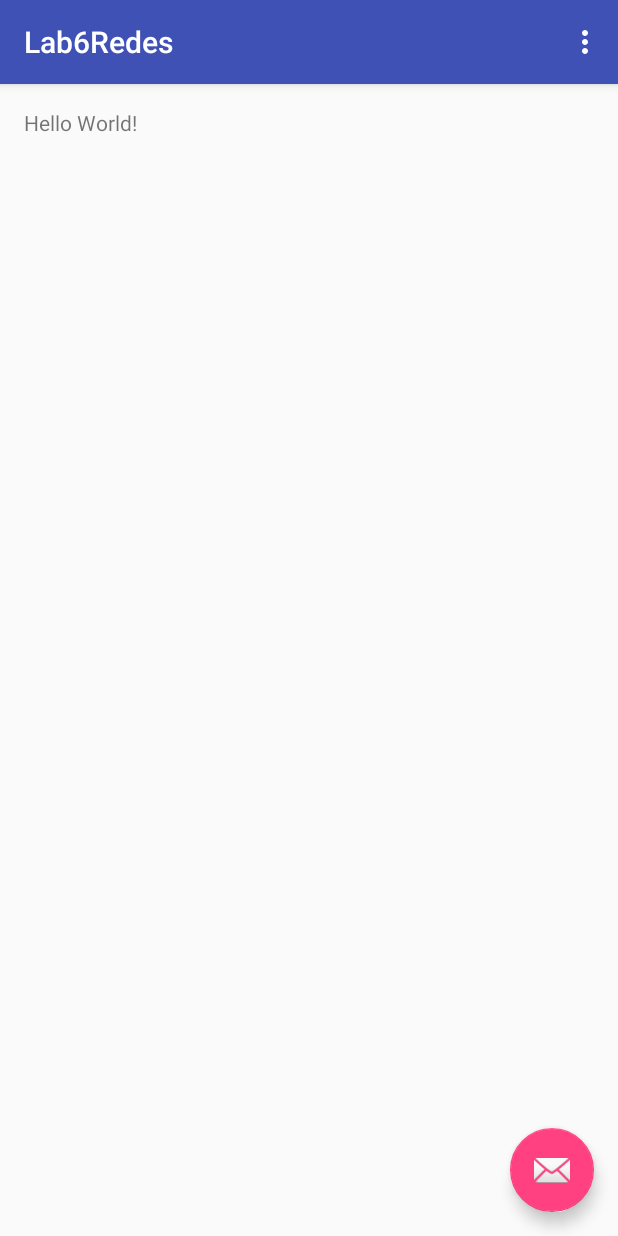
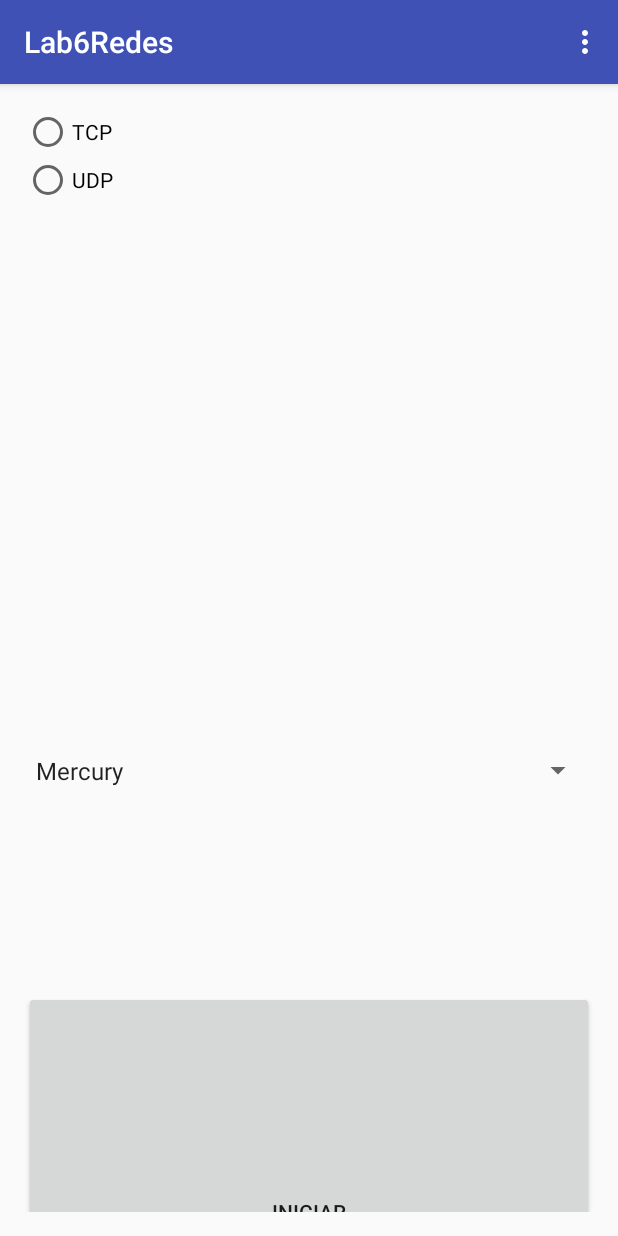
Before and after one commit to cis321/labredes, an Android app: the screen it shows after launch (MainActivity), on a phone screen of 412 x 824 dp. Run offline under Robolectric (Android 15) with nearby library versions, the phone set to English and light mode, and no system bars.

Commit message:
avance sept 18

```diff
--- a/App/Lab6Redes/app/src/main/java/com/labredes/grupo15/lab6redes/MainActivity.java
+++ b/App/Lab6Redes/app/src/main/java/com/labredes/grupo15/lab6redes/MainActivity.java
@@ -1,13 +1,12 @@
 package com.labredes.grupo15.lab6redes;
 
 import android.os.Bundle;
-import android.support.design.widget.FloatingActionButton;
-import android.support.design.widget.Snackbar;
 import android.support.v7.app.AppCompatActivity;
 import android.support.v7.widget.Toolbar;
-import android.view.View;
 import android.view.Menu;
 import android.view.MenuItem;
+import android.widget.ArrayAdapter;
+import android.widget.Spinner;
 
 public class MainActivity extends AppCompatActivity {
 
@@ -17,15 +16,14 @@ public class MainActivity extends AppCompatActivity {
         setContentView(R.layout.activity_main);
         Toolbar toolbar = (Toolbar) findViewById(R.id.toolbar);
         setSupportActionBar(toolbar);
-
-        FloatingActionButton fab = (FloatingActionButton) findViewById(R.id.fab);
-        fab.setOnClickListener(new View.OnClickListener() {
-            @Override
-            public void onClick(View view) {
-                Snackbar.make(view, "Replace with your own action", Snackbar.LENGTH_LONG)
-                        .setAction("Action", null).show();
-            }
-        });
+        Spinner spinner = (Spinner) findViewById(R.id.spinner);
+// Create an ArrayAdapter using the string array and a default spinner layout
+        ArrayAdapter<CharSequence> adapter = ArrayAdapter.createFromResource(this,
+                R.array.valores_array, android.R.layout.simple_spinner_item);
+// Specify the layout to use when the list of choices appears
+        adapter.setDropDownViewResource(android.R.layout.simple_spinner_dropdown_item);
+// Apply the adapter to the spinner
+        spinner.setAdapter(adapter);
     }
 
     @Override
--- a/App/Lab6Redes/app/src/main/res/layout/activity_main.xml
+++ b/App/Lab6Redes/app/src/main/res/layout/activity_main.xml
@@ -24,12 +24,4 @@
 
     <include layout="@layout/content_main"/>
 
-    <android.support.design.widget.FloatingActionButton
-        android:id="@+id/fab"
-        android:layout_width="wrap_content"
-        android:layout_height="wrap_content"
-        android:layout_gravity="bottom|end"
-        android:layout_margin="@dimen/fab_margin"
-        android:src="@android:drawable/ic_dialog_email"/>
-
 </android.support.design.widget.CoordinatorLayout>
--- a/App/Lab6Redes/app/src/main/res/layout/content_main.xml
+++ b/App/Lab6Redes/app/src/main/res/layout/content_main.xml
@@ -1,8 +1,9 @@
 <?xml version="1.0" encoding="utf-8"?>
-<RelativeLayout
+<LinearLayout
     xmlns:android="http://schemas.android.com/apk/res/android"
     xmlns:tools="http://schemas.android.com/tools"
     xmlns:app="http://schemas.android.com/apk/res-auto"
+    android:orientation="vertical"
     android:layout_width="match_parent"
     android:layout_height="match_parent"
     android:paddingLeft="@dimen/activity_horizontal_margin"
@@ -12,9 +13,35 @@
     app:layout_behavior="@string/appbar_scrolling_view_behavior"
     tools:showIn="@layout/activity_main"
     tools:context=".MainActivity">
-
     <TextView
-        android:text="Hello World!"
-        android:layout_width="wrap_content"
-        android:layout_height="wrap_content"/>
-</RelativeLayout>
+        android:layout_width="match_parent"
+        android:layout_height="match_parent"
+        android:layout_weight="2"
+        android:text="Hola mundo"
+        android:textAlignment="center"/>
+    <RadioGroup
+        android:id="@+id/radio"
+        android:layout_width="match_parent"
+        android:layout_height="match_parent"
+        android:layout_weight="1">
+        <RadioButton
+            android:text="TCP"
+            android:layout_width="wrap_content"
+            android:layout_height="wrap_content"/>
+        <RadioButton
+            android:text="UDP"
+            android:layout_width="wrap_content"
+            android:layout_height="wrap_content"/>
+    </RadioGroup>
+    <Spinner
+        android:id="@+id/spinner"
+        android:layout_width="match_parent"
+        android:layout_height="match_parent"
+        android:layout_weight="1"/>
+    <Button
+        android:id="@+id/btn_start"
+        android:layout_width="match_parent"
+        android:layout_height="match_parent"
+        android:layout_weight="1"
+        android:text="Iniciar"/>
+</LinearLayout>
--- a/App/Lab6Redes/app/src/main/res/values/dimens.xml
+++ b/App/Lab6Redes/app/src/main/res/values/dimens.xml
@@ -2,5 +2,4 @@
     <!-- Default screen margins, per the Android Design guidelines. -->
     <dimen name="activity_horizontal_margin">16dp</dimen>
     <dimen name="activity_vertical_margin">16dp</dimen>
-    <dimen name="fab_margin">16dp</dimen>
 </resources>
--- a/App/Lab6Redes/app/src/main/res/values/strings.xml
+++ b/App/Lab6Redes/app/src/main/res/values/strings.xml
@@ -1,4 +1,14 @@
 <resources>
     <string name="app_name">Lab6Redes</string>
     <string name="action_settings">Settings</string>
+    <string-array name="valores_array">
+        <item>Mercury</item>
+        <item>Venus</item>
+        <item>Earth</item>
+        <item>Mars</item>
+        <item>Jupiter</item>
+        <item>Saturn</item>
+        <item>Uranus</item>
+        <item>Neptune</item>
+    </string-array>
 </resources>
```
Also changed, not shown: 1 other file.
